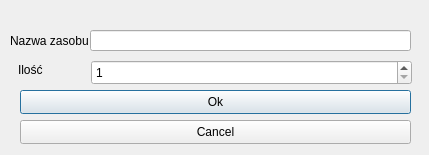
Old version of the form resources.ui in the repository Akacz47/Intelligent-pantry.
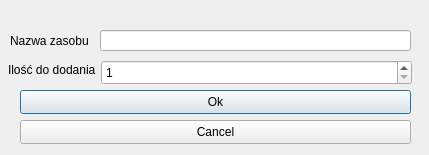
New version of the form.

Patch:
```diff
--- a/resources.ui
+++ b/resources.ui
@@ -55,9 +55,9 @@
   <widget class="QLineEdit" name="resourcesNameLineEdit">
    <property name="geometry">
     <rect>
-     <x>90</x>
+     <x>100</x>
      <y>30</y>
-     <width>321</width>
+     <width>311</width>
      <height>21</height>
     </rect>
    </property>
@@ -65,9 +65,9 @@
   <widget class="QSpinBox" name="spinBox">
    <property name="geometry">
     <rect>
-     <x>91</x>
+     <x>101</x>
      <y>60</y>
-     <width>321</width>
+     <width>311</width>
      <height>25</height>
     </rect>
    </property>
@@ -81,14 +81,14 @@
   <widget class="QLabel" name="label">
    <property name="geometry">
     <rect>
-     <x>18</x>
+     <x>8</x>
      <y>60</y>
-     <width>61</width>
+     <width>91</width>
      <height>20</height>
     </rect>
    </property>
    <property name="text">
-    <string>Ilość</string>
+    <string>Ilość do dodania</string>
    </property>
   </widget>
  </widget>
```
